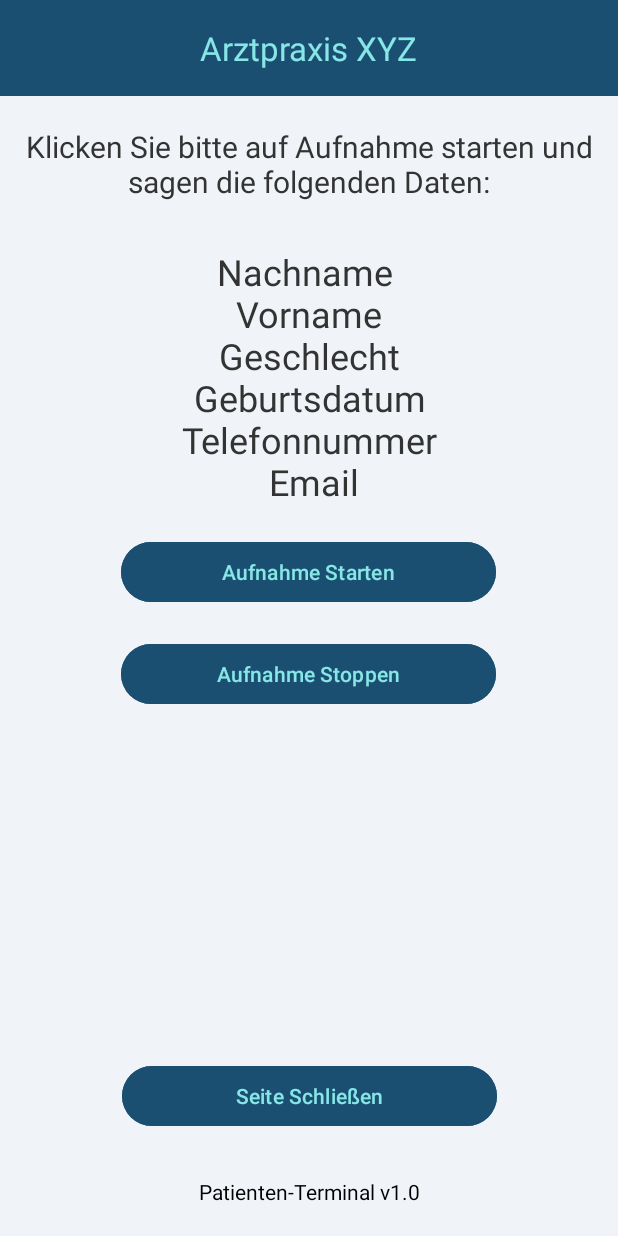
After one commit to PhHagel/SmartphoneEntwicklung, an Android app: the RecordActivity screen opened directly, with no data from a screen before it, on a phone screen of 412 x 824 dp. The commit adds this screen. Run offline under Robolectric (Android 15) with nearby library versions, the phone set to English and light mode, and no system bars.

Commit message:
Audioaufnahme über neue Seite eingefügt

```diff
--- a/app/src/main/AndroidManifest.xml
+++ b/app/src/main/AndroidManifest.xml
@@ -8,9 +8,9 @@
 
     <!-- Berechtigung für die Kamera -->
     <uses-permission android:name="android.permission.CAMERA"/>
-    <uses-permission android:name="android.permission.READ_MEDIA_IMAGES" />
     <uses-permission android:name="android.permission.VIBRATE" />
     <uses-permission android:name="android.permission.WRITE_MEDIA_IMAGES" />
+    <uses-permission android:name="android.permission.RECORD_AUDIO" />
 
     <application
         android:allowBackup="true"
@@ -23,6 +23,7 @@
         android:theme="@style/Theme.DVProjekt">
 
         <activity android:name=".SplashActivity" />
+        <activity android:name=".RecordActivity" />
 
         <activity
             android:name=".MainActivity"
--- a/app/src/main/java/com/philipp/dv_projekt/MainActivity.java
+++ b/app/src/main/java/com/philipp/dv_projekt/MainActivity.java
@@ -134,6 +134,7 @@ public class MainActivity extends AppCompatActivity implements View.OnClickListe
                 new ImageCapture.OnImageSavedCallback() {
                     @Override
                     public void onImageSaved(@NonNull ImageCapture.OutputFileResults outputFileResults) {
+                        // Der Toast muss später noch weg
                         Toast.makeText(MainActivity.this, "📸 Foto gespeichert!", Toast.LENGTH_SHORT).show();
                         Log.d("MainActivity", "✅ Foto gespeichert unter: " + photoFile.getAbsolutePath());
                         showPhoto(photoFile);
@@ -167,7 +168,16 @@ public class MainActivity extends AppCompatActivity implements View.OnClickListe
         imageAcceptBtn.setOnClickListener(v -> {
             Toast.makeText(this, "✅ Foto akzeptiert!", Toast.LENGTH_SHORT).show();
             dialog.dismiss();
+
             // Hier muss das Bild zum Server gesendet werden
+
+
+            // bei serverantwort: nicht erkannt, dann Seite öffnen und timer stoppen
+            stopInactivityTimeout();
+            Intent intent = new Intent(MainActivity.this, RecordActivity.class);
+            startActivity(intent);
+            finish();
+
         });
 
         imageCheckView.setImageURI(Uri.fromFile(photoFile));
@@ -200,4 +210,11 @@ public class MainActivity extends AppCompatActivity implements View.OnClickListe
         return super.dispatchTouchEvent(ev);
     }
 
+    private void stopInactivityTimeout() {
+        if (timeoutRunnable != null) {
+            timeoutHandler.removeCallbacks(timeoutRunnable);
+        }
+    }
+
+
 }
--- /dev/null
+++ b/app/src/main/java/com/philipp/dv_projekt/RecordActivity.java
@@ -0,0 +1,84 @@
+package com.philipp.dv_projekt;
+
+import android.content.Intent;
+import android.media.MediaRecorder;
+import android.os.Bundle;
+import android.widget.Button;
+import android.widget.Toast;
+import androidx.appcompat.app.AppCompatActivity;
+import java.io.IOException;
+import java.util.Objects;
+
+public class RecordActivity extends AppCompatActivity {
+
+    private MediaRecorder recorder;
+    private String filePath;
+    private Button startBtn;
+    private Button stopBtn;
+
+    @Override
+    protected void onCreate(Bundle savedInstanceState) {
+        super.onCreate(savedInstanceState);
+        setContentView(R.layout.activity_record); // kannst du ggf. in record_activity.xml umbenennen
+
+        startBtn = findViewById(R.id.btn_start_recording);
+        stopBtn = findViewById(R.id.btn_stop_recording);
+        Button closeBtn = findViewById(R.id.btn_closePage);
+
+        stopBtn.setEnabled(false);
+
+        startBtn.setOnClickListener(v -> {
+            String audioFileName = "audio_" + System.currentTimeMillis();
+            filePath = Objects.requireNonNull(getExternalFilesDir(null)).getAbsolutePath() + "/" + audioFileName + ".m4a";
+
+            recorder = new MediaRecorder(this);
+            recorder.setAudioSource(MediaRecorder.AudioSource.MIC);
+            recorder.setOutputFormat(MediaRecorder.OutputFormat.MPEG_4);
+            recorder.setAudioEncoder(MediaRecorder.AudioEncoder.AAC);
+            recorder.setOutputFile(filePath);
+
+            try {
+                recorder.prepare();
+                recorder.start();
+                startBtn.setEnabled(false);
+                stopBtn.setEnabled(true);
+            } catch (IOException e) {
+                Toast.makeText(this, "❌ Fehler beim Starten der Aufnahme", Toast.LENGTH_SHORT).show();
+            }
+        });
+
+        stopBtn.setOnClickListener(v -> {
+            try {
+                recorder.stop();
+            } catch (RuntimeException e) {
+                Toast.makeText(this, "❌ Fehler beim Stoppen der Aufnahme", Toast.LENGTH_SHORT).show();
+            }
+            recorder.release();
+            recorder = null;
+            stopBtn.setEnabled(false);
+            startBtn.setEnabled(false);
+            Toast.makeText(this, "✅ Aufnahme gespeichert unter: " + filePath, Toast.LENGTH_SHORT).show(); // nur zum Testen
+
+            // Hier kannst du den Code hinzufügen, um die Aufnahme zum Server zu senden
+
+            // Antwort vom Server mit den Benutzerdaten welche eingetragen werden sollen mit Button akzeptieren und neu versuchen
+        });
+
+        closeBtn.setOnClickListener(v -> {
+            if (recorder != null) {
+                try {
+                    recorder.stop();
+                } catch (RuntimeException e) {
+                    Toast.makeText(this, "❌ Fehler beim Stoppen der Aufnahme", Toast.LENGTH_SHORT).show();
+                } finally {
+                    recorder.release();
+                    recorder = null;
+                }
+            }
+
+            Intent intent = new Intent(RecordActivity.this, MainActivity.class);
+            startActivity(intent);
+            finish();
+        });
+    }
+}
--- a/app/src/main/res/layout/activity_main.xml
+++ b/app/src/main/res/layout/activity_main.xml
@@ -65,6 +65,7 @@
             android:backgroundTint="@color/primaryBlue"
             android:text="@string/bild_aufnehmen"
             android:textColor="@color/lightBlue" />
+
     </LinearLayout>
 
     <TextView
--- /dev/null
+++ b/app/src/main/res/layout/activity_record.xml
@@ -0,0 +1,103 @@
+<?xml version="1.0" encoding="utf-8"?>
+<androidx.constraintlayout.widget.ConstraintLayout
+    xmlns:android="http://schemas.android.com/apk/res/android"
+    xmlns:app="http://schemas.android.com/apk/res-auto"
+    android:id="@+id/record_popup_layout"
+    android:layout_width="match_parent"
+    android:layout_height="match_parent"
+    android:background="#F0F4F8">
+
+    <com.google.android.material.appbar.MaterialToolbar
+        android:id="@+id/toolbar"
+        android:layout_width="match_parent"
+        android:layout_height="?attr/actionBarSize"
+        android:background="@color/primaryBlue"
+        android:minHeight="50dp"
+        app:layout_constraintTop_toTopOf="parent"
+        app:title="Arztpraxis XYZ"
+        app:titleCentered="true"
+        app:titleTextColor="@color/lightBlue" />
+
+    <TextView
+        android:id="@+id/infoText"
+        android:layout_width="match_parent"
+        android:layout_height="wrap_content"
+        android:layout_marginHorizontal="15dp"
+        android:layout_marginTop="20dp"
+        android:text="@string/klicken_sie_bitte_auf_aufnahme_starten_und_sagen_die_folgenden_daten"
+        android:textAlignment="center"
+        android:textColor="#333333"
+        android:textSize="20sp"
+        app:layout_constraintEnd_toEndOf="parent"
+        app:layout_constraintHorizontal_bias="0.482"
+        app:layout_constraintStart_toStartOf="parent"
+        app:layout_constraintTop_toBottomOf="@+id/toolbar" />
+
+    <TextView
+        android:id="@+id/DatenText"
+        android:layout_width="match_parent"
+        android:layout_height="wrap_content"
+        android:layout_marginTop="30dp"
+        android:text="@string/nachname_n_vorname_n_geschlecht_n_geburtsdatum_n_telefonnummer_n_email"
+        android:textAlignment="center"
+        android:textColor="#333333"
+        android:textSize="24sp"
+        app:layout_constraintEnd_toEndOf="parent"
+        app:layout_constraintHorizontal_bias="1.0"
+        app:layout_constraintStart_toStartOf="parent"
+        app:layout_constraintTop_toBottomOf="@id/infoText" />
+
+    <Button
+        android:id="@+id/btn_start_recording"
+        android:layout_width="250dp"
+        android:layout_height="wrap_content"
+        android:layout_marginTop="20dp"
+        android:backgroundTint="@color/primaryBlue"
+        android:text="@string/aufnahme_starten"
+        android:textColor="@color/lightBlue"
+        app:layout_constraintEnd_toEndOf="parent"
+        app:layout_constraintHorizontal_bias="0.496"
+        app:layout_constraintStart_toStartOf="parent"
+        app:layout_constraintTop_toBottomOf="@id/DatenText" />
+
+    <Button
+        android:id="@+id/btn_stop_recording"
+        android:layout_width="250dp"
+        android:layout_height="wrap_content"
+        android:layout_marginTop="20dp"
+        android:backgroundTint="@color/primaryBlue"
+        android:enabled="false"
+        android:text="@string/aufnahme_stoppen"
+        android:textColor="@color/lightBlue"
+        app:layout_constraintEnd_toEndOf="parent"
+        app:layout_constraintHorizontal_bias="0.496"
+        app:layout_constraintStart_toStartOf="parent"
+        app:layout_constraintTop_toBottomOf="@id/btn_start_recording" />
+
+    <Button
+        android:id="@+id/btn_closePage"
+        android:layout_width="250dp"
+        android:layout_height="wrap_content"
+        android:backgroundTint="@color/primaryBlue"
+        android:text="@string/seite_schlie_en"
+        android:textColor="@color/lightBlue"
+        app:layout_constraintBottom_toTopOf="@id/footer"
+        app:layout_constraintEnd_toEndOf="parent"
+        app:layout_constraintHorizontal_bias="0.503"
+        app:layout_constraintStart_toStartOf="parent"
+        app:layout_constraintTop_toBottomOf="@id/btn_stop_recording"
+        app:layout_constraintVertical_bias="0.887" />
+
+    <TextView
+        android:id="@+id/footer"
+        android:layout_width="wrap_content"
+        android:layout_height="wrap_content"
+        android:layout_marginBottom="20dp"
+        android:text="@string/patienten_terminal_v1_0"
+        android:textColor="#000000"
+        android:textSize="14sp"
+        app:layout_constraintBottom_toBottomOf="parent"
+        app:layout_constraintEnd_toEndOf="parent"
+        app:layout_constraintStart_toStartOf="parent" />
+
+</androidx.constraintlayout.widget.ConstraintLayout>
--- a/app/src/main/res/values/strings.xml
+++ b/app/src/main/res/values/strings.xml
@@ -14,4 +14,12 @@
     <string name="patienten_terminal_v1_0">Patienten-Terminal v1.0</string>
     <string name="dr_cken_sie_bitte_auf_den_knopf_um_sich_zu_identifizieren">Drücken Sie bitte auf den Knopf \"Bild aufnehmen\" um sich zu identifizieren</string>
     <string name="bitte_heben_sie_das_ger_t_vorsichtig_vom_roboter_hoch">Bitte heben Sie das Gerät vorsichtig vom Roboter hoch</string>
+    <string name="neu">Neu</string>
+    <string name="neuer_patient">Neuer Patient</string>
+    <string name="neuer_termin">Neuer Termin</string>
+    <string name="aufnahme_starten">Aufnahme Starten</string>
+    <string name="aufnahme_stoppen">Aufnahme Stoppen</string>
+    <string name="nachname_n_vorname_n_geschlecht_n_geburtsdatum_n_telefonnummer_n_email">Nachname \n Vorname \n Geschlecht \n Geburtsdatum \n Telefonnummer \n Email</string>
+    <string name="seite_schlie_en">Seite Schließen</string>
+    <string name="klicken_sie_bitte_auf_aufnahme_starten_und_sagen_die_folgenden_daten">Klicken Sie bitte auf Aufnahme starten und sagen die folgenden Daten:</string>
 </resources>
```
